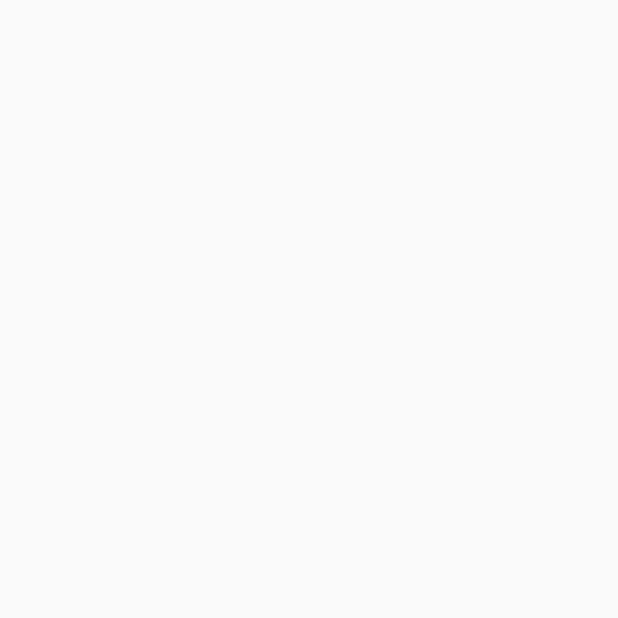
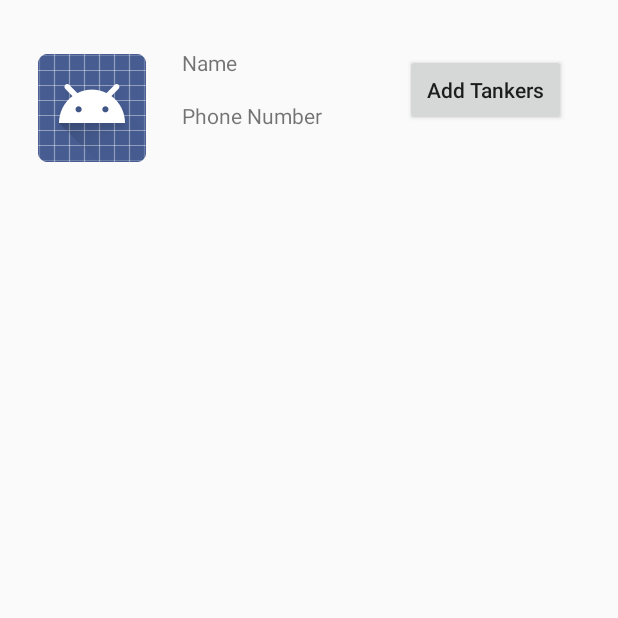
Before and after one commit to gc-shisir/etanker_reference, an Android app: the supplierDashboard screen opened directly, with no data from a screen before it, on a phone screen of 412 x 824 dp, the top half of it. Before the commit the part shown is empty. Run offline under Robolectric (Android 15) with nearby library versions, the phone set to English and light mode, and no system bars; our stand-ins replace Firebase (no records; nobody signed in at launch, a user with empty details on screens opened directly).

Commit message:
added tanker registration

```diff
--- a/app/src/main/AndroidManifest.xml
+++ b/app/src/main/AndroidManifest.xml
@@ -9,7 +9,8 @@
         android:roundIcon="@mipmap/ic_launcher_round"
         android:supportsRtl="true"
         android:theme="@style/AppTheme">
-        <activity android:name=".supplierDashboard"></activity>
+        <activity android:name=".tankerRegistration"></activity>
+        <activity android:name=".supplierDashboard" />
         <activity
             android:name=".registerActivity"
             android:configChanges="orientation"
--- a/app/src/main/java/com/example/etanker/supplierDashboard.java
+++ b/app/src/main/java/com/example/etanker/supplierDashboard.java
@@ -2,13 +2,34 @@ package com.example.etanker;
 
 import androidx.appcompat.app.AppCompatActivity;
 
+import android.content.Intent;
 import android.os.Bundle;
+import android.util.Log;
+import android.view.View;
+import android.widget.Button;
+
+import com.google.firebase.auth.FirebaseAuth;
+import com.google.firebase.database.DatabaseReference;
+import com.google.firebase.firestore.FirebaseFirestore;
 
 public class supplierDashboard extends AppCompatActivity {
+
+    Button btnAddTanker;
+
 
     @Override
     protected void onCreate(Bundle savedInstanceState) {
         super.onCreate(savedInstanceState);
         setContentView(R.layout.activity_supplier_dashboard);
+
+
+        btnAddTanker=(Button)findViewById(R.id.btnAddTanker);
+        btnAddTanker.setOnClickListener(new View.OnClickListener() {
+            @Override
+            public void onClick(View v) {
+                Intent tankerIntent=new Intent(supplierDashboard.this,tankerRegistration.class);
+                startActivity(tankerIntent);
+            }
+        });
     }
 }
--- a/app/src/main/res/layout/activity_login.xml
+++ b/app/src/main/res/layout/activity_login.xml
@@ -17,7 +17,7 @@
         app:layout_constraintEnd_toEndOf="parent"
         app:layout_constraintStart_toStartOf="parent"
         app:layout_constraintTop_toTopOf="parent"
-        app:layout_constraintVertical_bias="0.154" />
+        app:layout_constraintVertical_bias="0.211" />
 
     <EditText
         android:id="@+id/login_password"
@@ -59,7 +59,7 @@
         android:id="@+id/registerUser"
         android:layout_width="wrap_content"
         android:layout_height="wrap_content"
-        android:text="Register"
+        android:text="Register Here..."
         app:layout_constraintBottom_toBottomOf="parent"
         app:layout_constraintEnd_toEndOf="parent"
         app:layout_constraintHorizontal_bias="0.089"
--- a/app/src/main/res/layout/activity_supplier_dashboard.xml
+++ b/app/src/main/res/layout/activity_supplier_dashboard.xml
@@ -6,4 +6,53 @@
     android:layout_height="match_parent"
     tools:context=".supplierDashboard">
 
+    <ImageView
+        android:id="@+id/imageView"
+        android:layout_width="wrap_content"
+        android:layout_height="wrap_content"
+        android:layout_marginStart="24dp"
+        android:layout_marginTop="12dp"
+        app:layout_constraintStart_toStartOf="@+id/view"
+        app:layout_constraintTop_toTopOf="@+id/view"
+        app:srcCompat="@android:drawable/sym_def_app_icon" />
+
+    <TextView
+        android:id="@+id/textView2"
+        android:layout_width="wrap_content"
+        android:layout_height="wrap_content"
+        android:layout_marginStart="24dp"
+        android:layout_marginTop="8dp"
+        android:text="Name"
+        app:layout_constraintStart_toEndOf="@+id/imageView"
+        app:layout_constraintTop_toTopOf="@+id/view" />
+
+    <TextView
+        android:id="@+id/textView3"
+        android:layout_width="0dp"
+        android:layout_height="wrap_content"
+        android:layout_marginTop="16dp"
+        android:text="Phone Number"
+        app:layout_constraintStart_toStartOf="@+id/textView2"
+        app:layout_constraintTop_toBottomOf="@+id/textView2" />
+
+    <Button
+        android:id="@+id/btnAddTanker"
+        android:layout_width="107dp"
+        android:layout_height="0dp"
+        android:layout_marginTop="12dp"
+        android:layout_marginEnd="32dp"
+        android:text="Add Tankers"
+        android:textAllCaps="false"
+        app:layout_constraintEnd_toEndOf="@+id/view"
+        app:layout_constraintTop_toTopOf="@+id/view" />
+
+    <View
+        android:id="@+id/view"
+        android:layout_width="408dp"
+        android:layout_height="97dp"
+        android:layout_marginTop="24dp"
+        app:layout_constraintEnd_toEndOf="parent"
+        app:layout_constraintHorizontal_bias="0.333"
+        app:layout_constraintStart_toStartOf="parent"
+        app:layout_constraintTop_toTopOf="parent" />
 </androidx.constraintlayout.widget.ConstraintLayout>
--- a/build.gradle
+++ b/build.gradle
@@ -7,7 +7,7 @@ buildscript {
 
     }
     dependencies {
-        classpath 'com.android.tools.build:gradle:3.5.2'
+        classpath 'com.android.tools.build:gradle:3.6.1'
         classpath 'com.google.gms:google-services:4.2.0'
 
         // NOTE: Do not place your application dependencies here; they belong
```
Also changed, not shown: app/src/main/java/com/example/etanker/loginActivity.java (+20 -7 lines), app/src/main/java/com/example/etanker/tankerRegistration.java (added, +100 -0 lines), app/src/main/res/drawable/input_fields.xml (added, +8 -0 lines), app/src/main/res/layout/activity_tanker_registration.xml (added, +164 -0 lines), gradle/wrapper/gradle-wrapper.properties.
